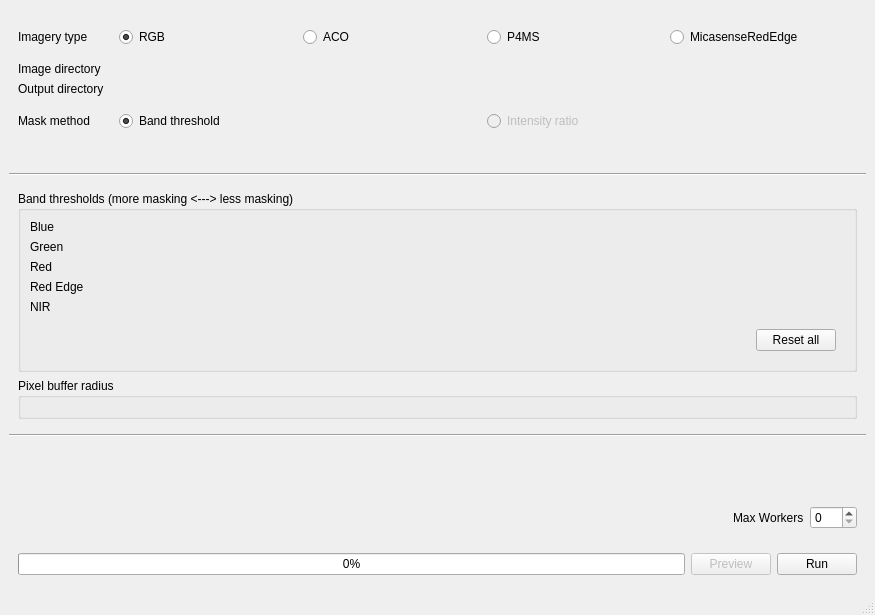
This is gui.ui in HakaiInstitute/GlintMaskGenerator as Qt 5 draws it before an edit. The edited form follows.
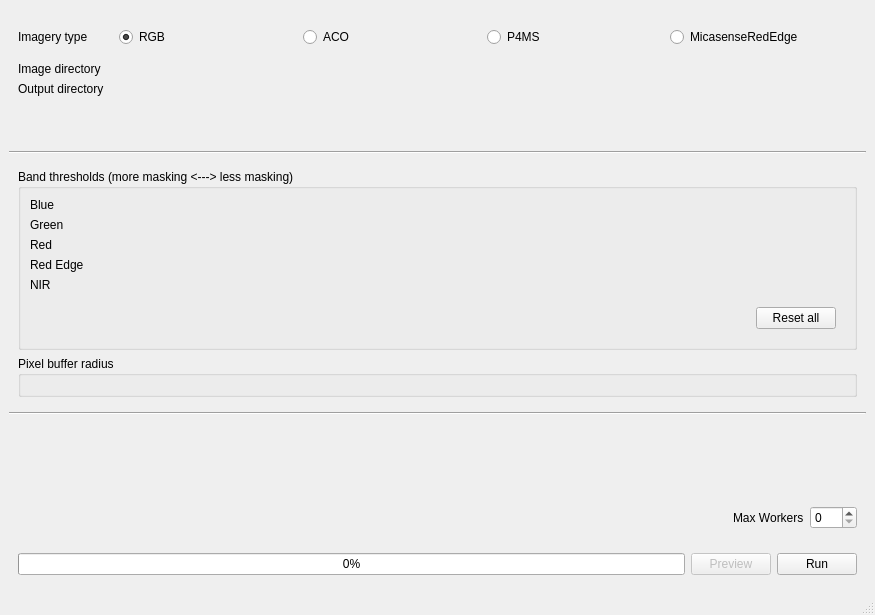
This is the edited form. Custom widgets are drawn as their Qt base class.

Commit message:
Remove masking method option
It was unused

The edit to the form file:
```diff
--- a/gui.ui
+++ b/gui.ui
@@ -74,6 +74,32 @@
          </property>
         </widget>
        </item>
+       <item row="2" column="0">
+        <widget class="QLabel" name="label_3">
+         <property name="sizePolicy">
+          <sizepolicy hsizetype="Minimum" vsizetype="Preferred">
+           <horstretch>0</horstretch>
+           <verstretch>0</verstretch>
+          </sizepolicy>
+         </property>
+         <property name="text">
+          <string>Image directory</string>
+         </property>
+        </widget>
+       </item>
+       <item row="3" column="0">
+        <widget class="QLabel" name="label_4">
+         <property name="sizePolicy">
+          <sizepolicy hsizetype="Minimum" vsizetype="Preferred">
+           <horstretch>0</horstretch>
+           <verstretch>0</verstretch>
+          </sizepolicy>
+         </property>
+         <property name="text">
+          <string>Output directory</string>
+         </property>
+        </widget>
+       </item>
        <item row="3" column="1">
         <widget class="DirectoryPath" name="mask_dir_w" native="true">
          <property name="sizePolicy">
@@ -94,89 +120,6 @@
          </property>
         </widget>
        </item>
-       <item row="3" column="0">
-        <widget class="QLabel" name="label_4">
-         <property name="sizePolicy">
-          <sizepolicy hsizetype="Minimum" vsizetype="Preferred">
-           <horstretch>0</horstretch>
-           <verstretch>0</verstretch>
-          </sizepolicy>
-         </property>
-         <property name="text">
-          <string>Output directory</string>
-         </property>
-        </widget>
-       </item>
-       <item row="2" column="0">
-        <widget class="QLabel" name="label_3">
-         <property name="sizePolicy">
-          <sizepolicy hsizetype="Minimum" vsizetype="Preferred">
-           <horstretch>0</horstretch>
-           <verstretch>0</verstretch>
-          </sizepolicy>
-         </property>
-         <property name="text">
-          <string>Image directory</string>
-         </property>
-        </widget>
-       </item>
-       <item row="4" column="1">
-        <widget class="QFrame" name="frame_4">
-         <property name="sizePolicy">
-          <sizepolicy hsizetype="MinimumExpanding" vsizetype="Preferred">
-           <horstretch>0</horstretch>
-           <verstretch>0</verstretch>
-          </sizepolicy>
-         </property>
-         <layout class="QHBoxLayout" name="horizontalLayout_13">
-          <item>
-           <widget class="QRadioButton" name="method_threshold_radio">
-            <property name="sizePolicy">
-             <sizepolicy hsizetype="Minimum" vsizetype="Fixed">
-              <horstretch>0</horstretch>
-              <verstretch>0</verstretch>
-             </sizepolicy>
-            </property>
-            <property name="text">
-             <string>Band threshold</string>
-            </property>
-            <property name="checked">
-             <bool>true</bool>
-            </property>
-           </widget>
-          </item>
-          <item>
-           <widget class="QRadioButton" name="method_ratio_radio">
-            <property name="enabled">
-             <bool>false</bool>
-            </property>
-            <property name="sizePolicy">
-             <sizepolicy hsizetype="Minimum" vsizetype="Fixed">
-              <horstretch>0</horstretch>
-              <verstretch>0</verstretch>
-             </sizepolicy>
-            </property>
-            <property name="text">
-             <string>Intensity ratio</string>
-            </property>
-           </widget>
-          </item>
-         </layout>
-        </widget>
-       </item>
-       <item row="4" column="0">
-        <widget class="QLabel" name="label">
-         <property name="sizePolicy">
-          <sizepolicy hsizetype="Minimum" vsizetype="Preferred">
-           <horstretch>0</horstretch>
-           <verstretch>0</verstretch>
-          </sizepolicy>
-         </property>
-         <property name="text">
-          <string>Mask method</string>
-         </property>
-        </widget>
-       </item>
       </layout>
      </widget>
     </item>
```
Left out of the diff: 34 changed lines with no effect on the pictures. The commit also changes 1 other file.
